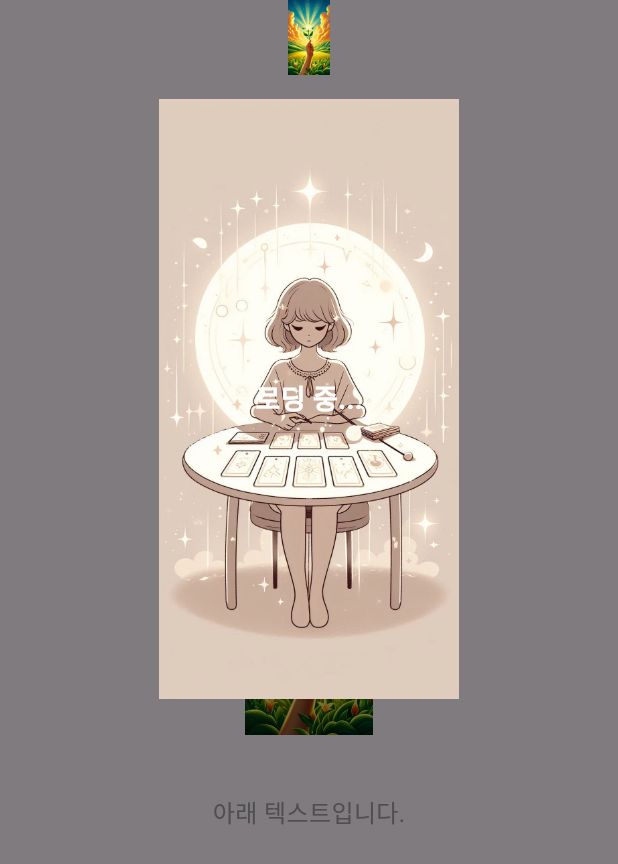
After one commit to izowooi/mystic-cocoa, a Flutter app: the LoadingTestWidget screen opened directly, on a phone screen of 412 x 824 dp. The commit adds this screen. Shown: the top 864 px of the screen. Run offline on Flutter 3.47's test engine with Material 3 defaults, Android fonts, the phone set to English and light mode, and no system bars; our stand-ins replace flutter_riverpod.

Commit message:
로딩 위젯 최초 추가

```diff
--- a/flutter_proj/lib/main.dart
+++ b/flutter_proj/lib/main.dart
@@ -4,6 +4,7 @@ import 'package:flutter/services.dart';
 import 'package:flutter_riverpod/flutter_riverpod.dart';
 import 'package:flutter_proj/widget/monthly_widget.dart';
 import 'package:flutter_proj/widget/tarot_result_widget.dart';
+import 'package:flutter_proj/widget/loading_test_widget.dart';
 
 final navigationIndexProvider = StateProvider<int>((ref) {
   return 0;
@@ -70,7 +71,7 @@ class MainApp extends ConsumerWidget {
               title: 'Tarot Result',
               cardDataList: tarotList,
             ),
-            MonthlyWidget(),
+            const LoadingTestWidget(),
             MonthlyWidget(),
           ],
         ),
--- /dev/null
+++ b/flutter_proj/lib/widget/loading_test_widget.dart
@@ -0,0 +1,85 @@
+import 'package:flutter/material.dart';
+
+class LoadingTestWidget extends StatelessWidget {
+  const LoadingTestWidget({Key? key}) : super(key: key);
+
+  @override
+  Widget build(BuildContext context) {
+    return Scaffold(
+      body: Stack(
+        children: [
+          // 기본 화면
+          Center(
+            child: Column(
+              mainAxisAlignment: MainAxisAlignment.center,
+              children: [
+                // 텍스트 위
+                const Text(
+                  '위 텍스트입니다.',
+                  style: TextStyle(fontSize: 20, fontWeight: FontWeight.bold),
+                ),
+                const SizedBox(height: 40),
+                // 이미지
+                Image.asset(
+                  'assets/images/01.jpeg',
+                  width: 150,
+                  height: 150,
+                ),
+                const SizedBox(height: 40),
+                // 텍스트 아래
+                const Text(
+                  '아래 텍스트입니다.',
+                  style: TextStyle(fontSize: 16, color: Colors.grey),
+                ),
+              ],
+            ),
+          ),
+
+          // 로딩 위젯
+          Align(
+            alignment: Alignment.center,
+            child: Container(
+              width: double.infinity,
+              height: double.infinity,
+              color: Colors.black.withOpacity(0.5), // 반투명 배경
+              child: Column(
+                mainAxisSize: MainAxisSize.min,
+                children: [
+                  // 첫 번째 이미지
+                  Image.asset(
+                    'assets/images/01.jpeg',
+                    width: 50,
+                    height: 50,
+                  ),
+                  const SizedBox(height: 16),
+                  // 두 번째 이미지와 텍스트
+                  Stack(
+                    alignment: Alignment.center,
+                    children: [
+                      // 이미지 배경
+                      Image.asset(
+                        'assets/images/loading.jpeg',
+                        width: 200,
+                        height: 400,
+                        fit: BoxFit.cover,
+                      ),
+                      // 텍스트
+                      const Text(
+                        '로딩 중...',
+                        style: TextStyle(
+                          fontSize: 18,
+                          fontWeight: FontWeight.bold,
+                          color: Colors.white,
+                        ),
+                      ),
+                    ],
+                  ),
+                ],
+              ),
+            ),
+          ),
+        ],
+      ),
+    );
+  }
+}
--- a/flutter_proj/pubspec.yaml
+++ b/flutter_proj/pubspec.yaml
@@ -66,6 +66,7 @@ flutter:
     - assets/images/financial.jpeg
     - assets/images/health.jpeg
     - assets/images/love.jpeg
+    - assets/images/loading.jpeg
 
   # An image asset can refer to one or more resolution-specific "variants", see
   # https://flutter.dev/to/resolution-aware-images
```
Also changed, not shown: flutter_proj/assets/images/loading.jpeg (added).
